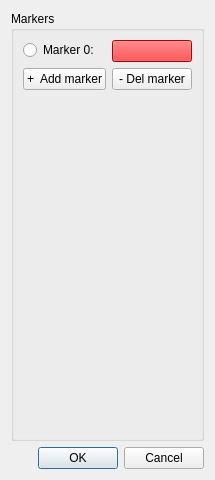
Above: ClearMap/gui/creator/landmark_selector.ui from ClearAnatomics/ClearMap before the change. Below: the same form after it.
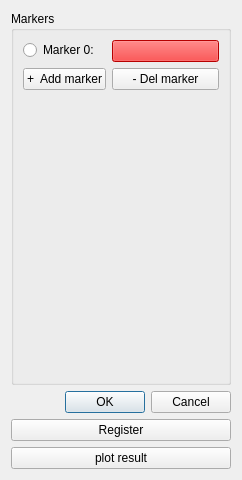
That is the form after the change.

Diff of the .ui file:
```diff
--- a/ClearMap/gui/creator/landmark_selector.ui
+++ b/ClearMap/gui/creator/landmark_selector.ui
@@ -6,15 +6,15 @@
    <rect>
     <x>0</x>
     <y>0</y>
-    <width>200</width>
+    <width>242</width>
     <height>480</height>
    </rect>
   </property>
   <property name="windowTitle">
    <string>Dialog</string>
   </property>
-  <layout class="QVBoxLayout" name="verticalLayout">
-   <item>
+  <layout class="QGridLayout" name="gridLayout">
+   <item row="0" column="0">
     <widget class="QGroupBox" name="groupBox">
      <property name="title">
       <string>Markers</string>
@@ -67,7 +67,7 @@
      </layout>
     </widget>
    </item>
-   <item>
+   <item row="1" column="0">
     <widget class="QDialogButtonBox" name="buttonBox">
      <property name="orientation">
       <enum>Qt::Horizontal</enum>
@@ -77,6 +77,20 @@
      </property>
     </widget>
    </item>
+   <item row="2" column="0">
+    <widget class="QPushButton" name="registerPushButton">
+     <property name="text">
+      <string>Register</string>
+     </property>
+    </widget>
+   </item>
+   <item row="3" column="0">
+    <widget class="QPushButton" name="plotResultPushButton">
+     <property name="text">
+      <string>plot result</string>
+     </property>
+    </widget>
+   </item>
   </layout>
  </widget>
  <resources/>
```
